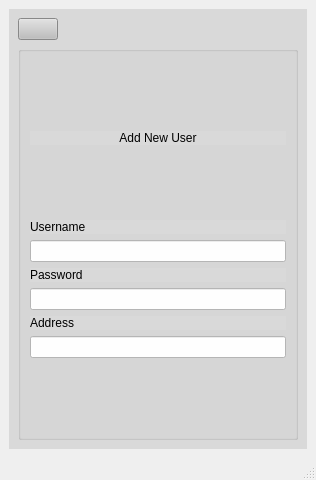
Before: the Qt Designer form Library-system-2/mainwindow.ui in bern023/Library-system, drawn with Qt 5.
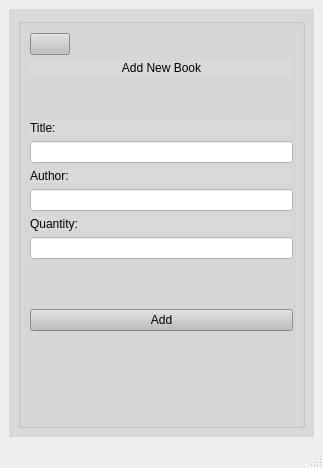
After: the same form once the commit is applied. Icons and pictures are not drawn.

Commit message: added colour and layout

```diff
--- a/Library-system-2/mainwindow.ui
+++ b/Library-system-2/mainwindow.ui
@@ -6,8 +6,8 @@
    <rect>
     <x>0</x>
     <y>0</y>
-    <width>316</width>
-    <height>480</height>
+    <width>323</width>
+    <height>468</height>
    </rect>
   </property>
   <property name="font">
@@ -19,7 +19,7 @@
    <string>MainWindow</string>
   </property>
   <widget class="QWidget" name="centralwidget">
-   <layout class="QHBoxLayout" name="horizontalLayout_3">
+   <layout class="QVBoxLayout" name="verticalLayout_19">
     <item>
      <widget class="QStackedWidget" name="stackedWidget">
       <property name="font">
@@ -36,7 +36,7 @@
 background-color: rgb(217, 217, 217);</string>
       </property>
       <property name="currentIndex">
-       <number>5</number>
+       <number>6</number>
       </property>
       <widget class="QWidget" name="page_1">
        <layout class="QVBoxLayout" name="verticalLayout_3">
@@ -1100,7 +1100,7 @@
            <item>
             <widget class="QLabel" name="label_12">
              <property name="text">
-              <string>Username</string>
+              <string>Username:</string>
              </property>
             </widget>
            </item>
@@ -1117,7 +1117,7 @@
            <item>
             <widget class="QLabel" name="label_13">
              <property name="text">
-              <string>Password</string>
+              <string>Password:</string>
              </property>
             </widget>
            </item>
@@ -1134,7 +1134,7 @@
            <item>
             <widget class="QLabel" name="label_14">
              <property name="text">
-              <string>Address</string>
+              <string>Address:</string>
              </property>
             </widget>
            </item>
@@ -1163,6 +1163,175 @@
         </item>
        </layout>
       </widget>
+      <widget class="QWidget" name="page_7">
+       <layout class="QVBoxLayout" name="verticalLayout_21" stretch="0">
+        <property name="spacing">
+         <number>0</number>
+        </property>
+        <property name="sizeConstraint">
+         <enum>QLayout::SetNoConstraint</enum>
+        </property>
+        <item>
+         <widget class="QGroupBox" name="groupBox_7">
+          <property name="title">
+           <string/>
+          </property>
+          <layout class="QVBoxLayout" name="verticalLayout_20">
+           <item>
+            <layout class="QVBoxLayout" name="verticalLayout_16">
+             <item>
+              <layout class="QHBoxLayout" name="horizontalLayout_3">
+               <property name="sizeConstraint">
+                <enum>QLayout::SetNoConstraint</enum>
+               </property>
+               <item>
+                <widget class="QPushButton" name="pushButton_bckaddmodU_2">
+                 <property name="styleSheet">
+                  <string notr="true">image: url(:/new/icons/icons/10261335_back_player_multimedia_icon.png);
+background-color: rgb(190, 190, 190);</string>
+                 </property>
+                 <property name="text">
+                  <string/>
+                 </property>
+                </widget>
+               </item>
+               <item>
+                <spacer name="horizontalSpacer_7">
+                 <property name="orientation">
+                  <enum>Qt::Horizontal</enum>
+                 </property>
+                 <property name="sizeHint" stdset="0">
+                  <size>
+                   <width>40</width>
+                   <height>20</height>
+                  </size>
+                 </property>
+                </spacer>
+               </item>
+              </layout>
+             </item>
+             <item>
+              <widget class="QLabel" name="label_15">
+               <property name="styleSheet">
+                <string notr="true">font: 16pt &quot;Lato&quot;;</string>
+               </property>
+               <property name="text">
+                <string>Add New Book</string>
+               </property>
+               <property name="alignment">
+                <set>Qt::AlignCenter</set>
+               </property>
+              </widget>
+             </item>
+             <item>
+              <spacer name="verticalSpacer_26">
+               <property name="orientation">
+                <enum>Qt::Vertical</enum>
+               </property>
+               <property name="sizeHint" stdset="0">
+                <size>
+                 <width>20</width>
+                 <height>40</height>
+                </size>
+               </property>
+              </spacer>
+             </item>
+             <item>
+              <widget class="QLabel" name="label_16">
+               <property name="text">
+                <string>Title:</string>
+               </property>
+              </widget>
+             </item>
+             <item>
+              <widget class="QLineEdit" name="lineEdit_bookTitle">
+               <property name="styleSheet">
+                <string notr="true">background-color: rgb(255, 255, 255);</string>
+               </property>
+              </widget>
+             </item>
+            </layout>
+           </item>
+           <item>
+            <layout class="QVBoxLayout" name="verticalLayout_17">
+             <item>
+              <widget class="QLabel" name="label_17">
+               <property name="text">
+                <string>Author:</string>
+               </property>
+              </widget>
+             </item>
+             <item>
+              <widget class="QLineEdit" name="lineEdit_bookAuthor">
+               <property name="styleSheet">
+                <string notr="true">background-color: rgb(255, 255, 255);</string>
+               </property>
+              </widget>
+             </item>
+            </layout>
+           </item>
+           <item>
+            <layout class="QVBoxLayout" name="verticalLayout_18">
+             <item>
+              <widget class="QLabel" name="label_18">
+               <property name="text">
+                <string>Quantity:</string>
+               </property>
+              </widget>
+             </item>
+             <item>
+              <widget class="QLineEdit" name="lineEdit_bookAmount">
+               <property name="styleSheet">
+                <string notr="true">background-color: rgb(255, 255, 255);</string>
+               </property>
+              </widget>
+             </item>
+             <item>
+              <spacer name="verticalSpacer_22">
+               <property name="orientation">
+                <enum>Qt::Vertical</enum>
+               </property>
+               <property name="sizeType">
+                <enum>QSizePolicy::MinimumExpanding</enum>
+               </property>
+               <property name="sizeHint" stdset="0">
+                <size>
+                 <width>20</width>
+                 <height>40</height>
+                </size>
+               </property>
+              </spacer>
+             </item>
+            </layout>
+           </item>
+           <item>
+            <widget class="QPushButton" name="pushButton_addBook">
+             <property name="styleSheet">
+              <string notr="true">background-color: rgb(190, 190, 190);</string>
+             </property>
+             <property name="text">
+              <string>Add</string>
+             </property>
+            </widget>
+           </item>
+           <item>
+            <spacer name="verticalSpacer_27">
+             <property name="orientation">
+              <enum>Qt::Vertical</enum>
+             </property>
+             <property name="sizeHint" stdset="0">
+              <size>
+               <width>20</width>
+               <height>40</height>
+              </size>
+             </property>
+            </spacer>
+           </item>
+          </layout>
+         </widget>
+        </item>
+       </layout>
+      </widget>
      </widget>
     </item>
    </layout>
```
Left out of the diff: 8 changed lines with no effect on the pictures.
